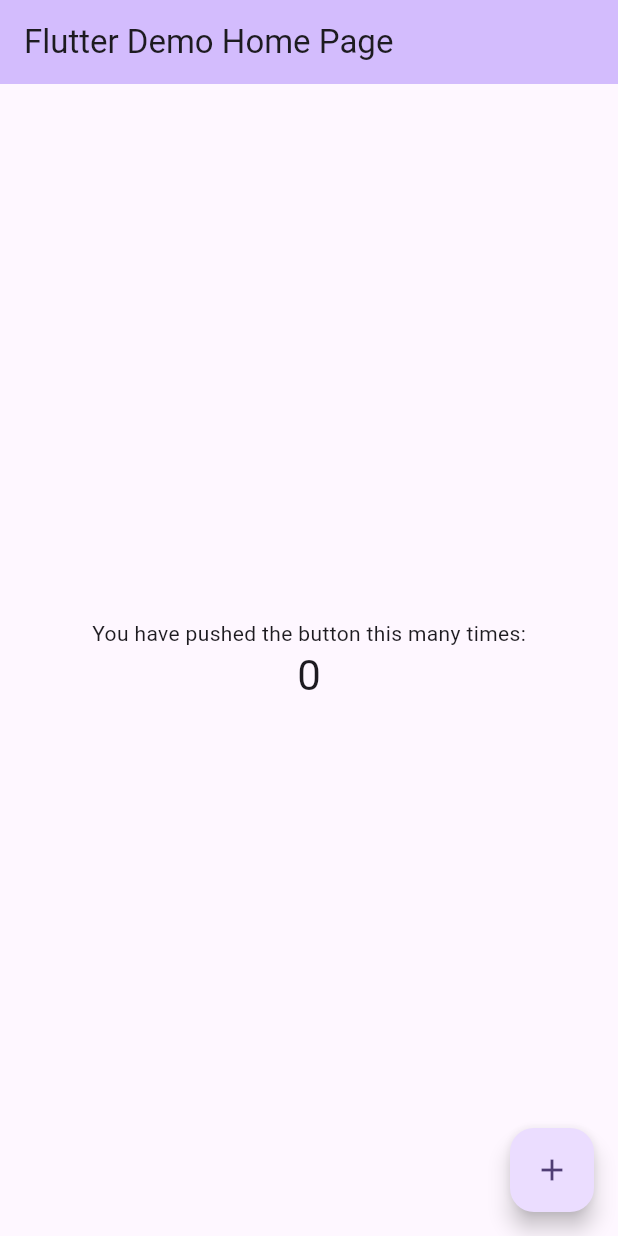
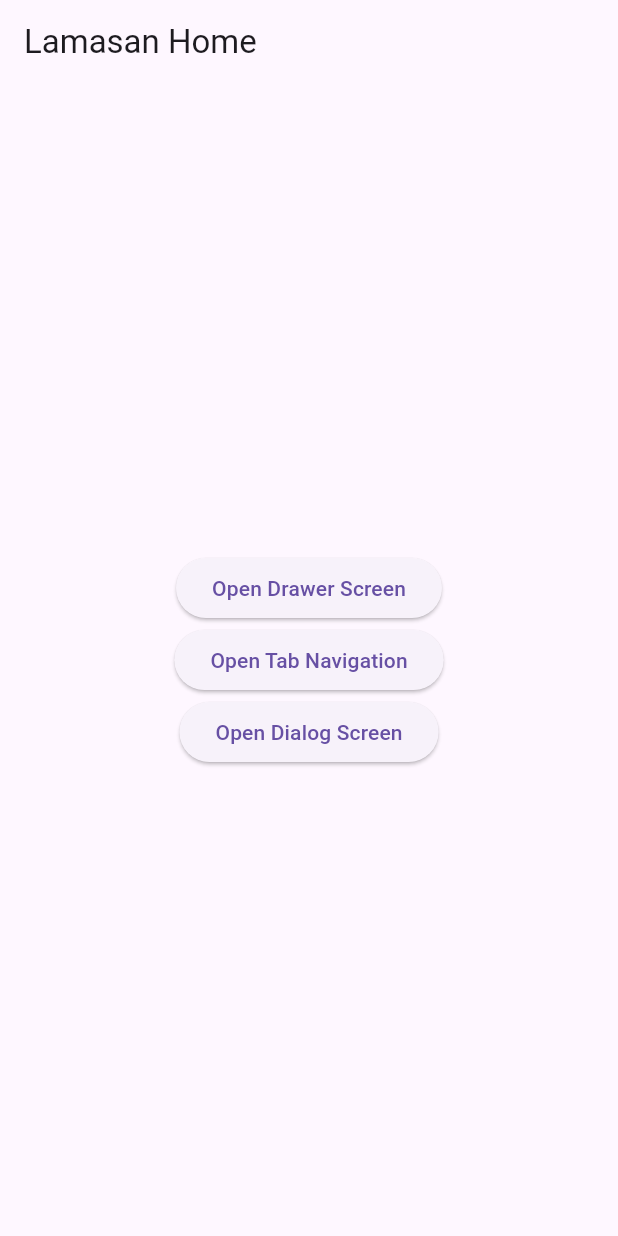
Before and after one commit to DelfinAngelo/unit6groupexercise, a Flutter app: the screen it shows after launch, on a phone screen of 412 x 824 dp. Run offline on Flutter 3.47's test engine with Material 3 defaults, Android fonts, the phone set to English and light mode, and no system bars.

Commit message:
implemented by Lamasan

```diff
--- a/lib/main.dart
+++ b/lib/main.dart
@@ -1,125 +1,55 @@
 import 'package:flutter/material.dart';
+import 'drawer_screen.dart';
+import 'tab_navigation_screen.dart';
+import 'dialog_screen.dart';
 
 void main() {
-  runApp(const MyApp());
+  runApp(MyApp());
 }
 
 class MyApp extends StatelessWidget {
-  const MyApp({super.key});
-
-  // This widget is the root of your application.
   @override
   Widget build(BuildContext context) {
     return MaterialApp(
-      title: 'Flutter Demo',
+      title: 'Lamasan Navigation App',
       theme: ThemeData(
-        // This is the theme of your application.
-        //
-        // TRY THIS: Try running your application with "flutter run". You'll see
-        // the application has a purple toolbar. Then, without quitting the app,
-        // try changing the seedColor in the colorScheme below to Colors.green
-        // and then invoke "hot reload" (save your changes or press the "hot
-        // reload" button in a Flutter-supported IDE, or press "r" if you used
-        // the command line to start the app).
-        //
-        // Notice that the counter didn't reset back to zero; the application
-        // state is not lost during the reload. To reset the state, use hot
-        // restart instead.
-        //
-        // This works for code too, not just values: Most code changes can be
-        // tested with just a hot reload.
-        colorScheme: ColorScheme.fromSeed(seedColor: Colors.deepPurple),
-        useMaterial3: true,
+        primarySwatch: Colors.blue,
       ),
-      home: const MyHomePage(title: 'Flutter Demo Home Page'),
+      initialRoute: '/',
+      routes: {
+        '/': (context) => HomeScreen(),
+        '/drawer': (context) => DrawerScreen(),
+        '/tabs': (context) => TabNavigationScreen(),
+        '/dialog': (context) => DialogScreen(),
+      },
     );
   }
 }
 
-class MyHomePage extends StatefulWidget {
-  const MyHomePage({super.key, required this.title});
-
-  // This widget is the home page of your application. It is stateful, meaning
-  // that it has a State object (defined below) that contains fields that affect
-  // how it looks.
-
-  // This class is the configuration for the state. It holds the values (in this
-  // case the title) provided by the parent (in this case the App widget) and
-  // used by the build method of the State. Fields in a Widget subclass are
-  // always marked "final".
-
-  final String title;
-
-  @override
-  State<MyHomePage> createState() => _MyHomePageState();
-}
-
-class _MyHomePageState extends State<MyHomePage> {
-  int _counter = 0;
-
-  void _incrementCounter() {
-    setState(() {
-      // This call to setState tells the Flutter framework that something has
-      // changed in this State, which causes it to rerun the build method below
-      // so that the display can reflect the updated values. If we changed
-      // _counter without calling setState(), then the build method would not be
-      // called again, and so nothing would appear to happen.
-      _counter++;
-    });
-  }
-
+class HomeScreen extends StatelessWidget {
   @override
   Widget build(BuildContext context) {
-    // This method is rerun every time setState is called, for instance as done
-    // by the _incrementCounter method above.
-    //
-    // The Flutter framework has been optimized to make rerunning build methods
-    // fast, so that you can just rebuild anything that needs updating rather
-    // than having to individually change instances of widgets.
     return Scaffold(
-      appBar: AppBar(
-        // TRY THIS: Try changing the color here to a specific color (to
-        // Colors.amber, perhaps?) and trigger a hot reload to see the AppBar
-        // change color while the other colors stay the same.
-        backgroundColor: Theme.of(context).colorScheme.inversePrimary,
-        // Here we take the value from the MyHomePage object that was created by
-        // the App.build method, and use it to set our appbar title.
-        title: Text(widget.title),
-      ),
+      appBar: AppBar(title: Text('Lamasan Home')),
       body: Center(
-        // Center is a layout widget. It takes a single child and positions it
-        // in the middle of the parent.
         child: Column(
-          // Column is also a layout widget. It takes a list of children and
-          // arranges them vertically. By default, it sizes itself to fit its
-          // children horizontally, and tries to be as tall as its parent.
-          //
-          // Column has various properties to control how it sizes itself and
-          // how it positions its children. Here we use mainAxisAlignment to
-          // center the children vertically; the main axis here is the vertical
-          // axis because Columns are vertical (the cross axis would be
-          // horizontal).
-          //
-          // TRY THIS: Invoke "debug painting" (choose the "Toggle Debug Paint"
-          // action in the IDE, or press "p" in the console), to see the
-          // wireframe for each widget.
           mainAxisAlignment: MainAxisAlignment.center,
-          children: <Widget>[
-            const Text(
-              'You have pushed the button this many times:',
+          children: [
+            ElevatedButton(
+              onPressed: () => Navigator.pushNamed(context, '/drawer'),
+              child: Text('Open Drawer Screen'),
             ),
-            Text(
-              '$_counter',
-              style: Theme.of(context).textTheme.headlineMedium,
+            ElevatedButton(
+              onPressed: () => Navigator.pushNamed(context, '/tabs'),
+              child: Text('Open Tab Navigation'),
+            ),
+            ElevatedButton(
+              onPressed: () => Navigator.pushNamed(context, '/dialog'),
+              child: Text('Open Dialog Screen'),
             ),
           ],
         ),
       ),
-      floatingActionButton: FloatingActionButton(
-        onPressed: _incrementCounter,
-        tooltip: 'Increment',
-        child: const Icon(Icons.add),
-      ), // This trailing comma makes auto-formatting nicer for build methods.
     );
   }
 }
```
